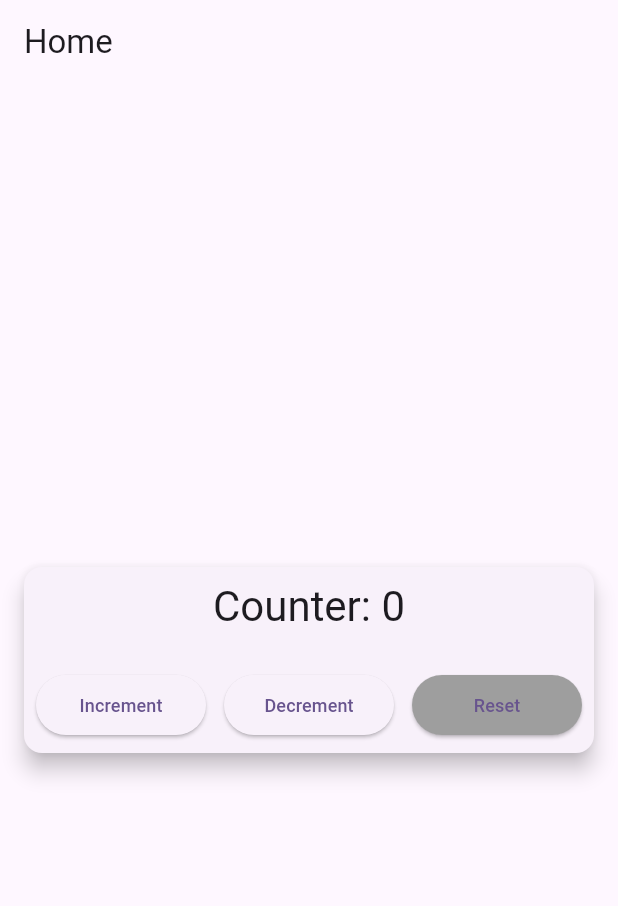
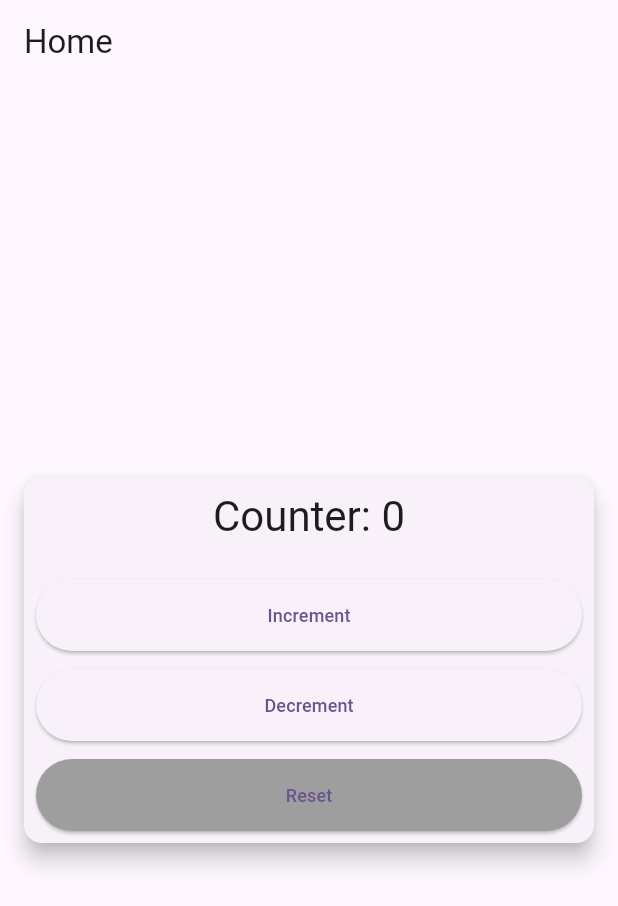
Before and after one commit to Kar44475/Bytelogik, a Flutter app: the HomePage screen opened by its route, on a phone screen of 412 x 824 dp. Shown: the top 906 px of the screen. Run offline on Flutter 3.47's test engine with Material 3 defaults, Android fonts, the phone set to English and light mode, and no system bars; our stand-ins replace flutter_riverpod, go_router, riverpod_annotation, sqflite; accounts and stored records are empty; generated files the repository leaves out were written again.

Commit message:
improved design on large screen phones

```diff
--- a/lib/features/home/view/pages/home_page.dart
+++ b/lib/features/home/view/pages/home_page.dart
@@ -1,7 +1,6 @@
 import 'package:bytelogik/features/home/viewmodel/home_veiwmodel.dart';
 import 'package:flutter/material.dart';
 import 'package:flutter_riverpod/flutter_riverpod.dart';
-
 
 class HomePage extends ConsumerWidget {
   const HomePage({super.key});
@@ -28,33 +27,48 @@ class HomePage extends ConsumerWidget {
                     style: Theme.of(context).textTheme.headlineMedium,
                   ),
                   const SizedBox(height: 24),
-                  Row(
-                    mainAxisAlignment: MainAxisAlignment.spaceBetween,
+                  Column(
+                    mainAxisAlignment: MainAxisAlignment.center,
                     children: [
-                      Expanded(
+                      SizedBox(
+                        width: double.infinity,
+                        height: 48,
                         child: ElevatedButton(
                           onPressed: () =>
                               ref.read(counterProvider.notifier).state++,
-                          child: const Text('Increment',style: TextStyle(fontSize: 12),),
+                          child: const Text(
+                            'Increment',
+                            style: TextStyle(fontSize: 12),
+                          ),
                         ),
                       ),
-                      const SizedBox(width: 12),
-                      Expanded(
+                      const SizedBox(height: 12),
+                      SizedBox(
+                        width: double.infinity,
+                        height: 48,
                         child: ElevatedButton(
                           onPressed: () =>
                               ref.read(counterProvider.notifier).state--,
-                          child: const Text('Decrement',style: TextStyle(fontSize: 12),),
+                          child: const Text(
+                            'Decrement',
+                            style: TextStyle(fontSize: 12),
+                          ),
                         ),
                       ),
-                      const SizedBox(width: 12),
-                      Expanded(
+                      const SizedBox(height: 12),
+                      SizedBox(
+                        width: double.infinity,
+                        height: 48,
                         child: ElevatedButton(
                           style: ElevatedButton.styleFrom(
                             backgroundColor: Colors.grey,
                           ),
                           onPressed: () =>
                               ref.read(counterProvider.notifier).state = 0,
-                          child: const Text('Reset',style: TextStyle(fontSize: 12),),
+                          child: const Text(
+                            'Reset',
+                            style: TextStyle(fontSize: 12),
+                          ),
                         ),
                       ),
                     ],
```
Also changed, not shown: lib/features/auth/view/pages/login_in.dart (+7 -2 lines), lib/features/auth/view/pages/sign_up.dart (+8 -1 lines).
